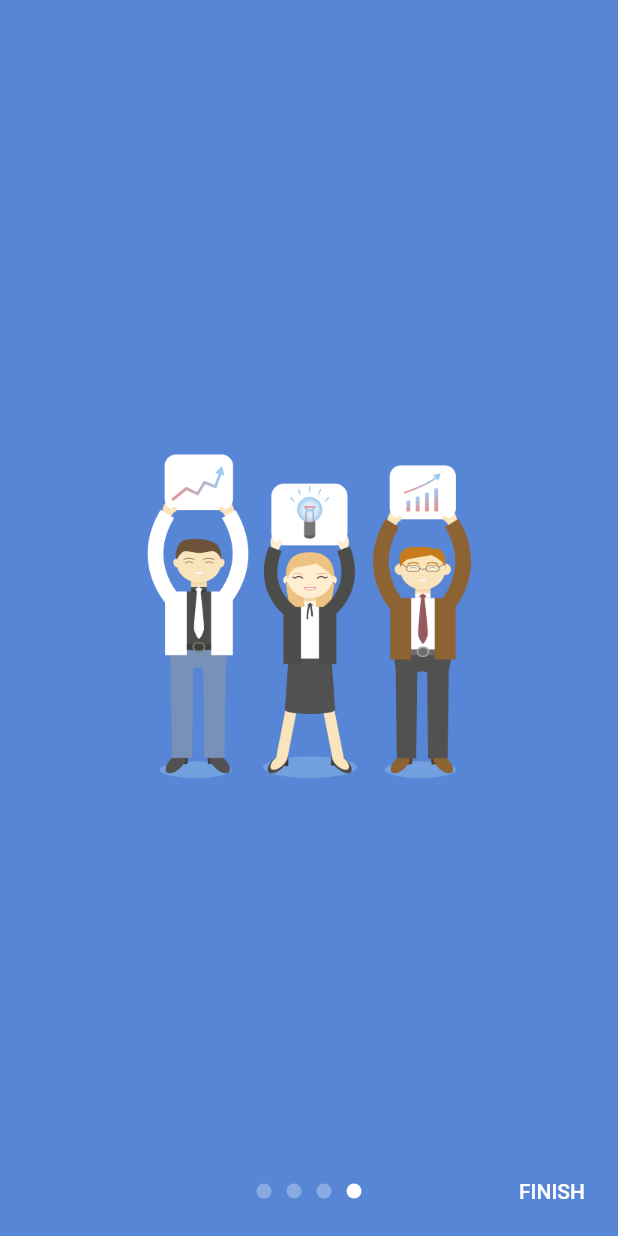
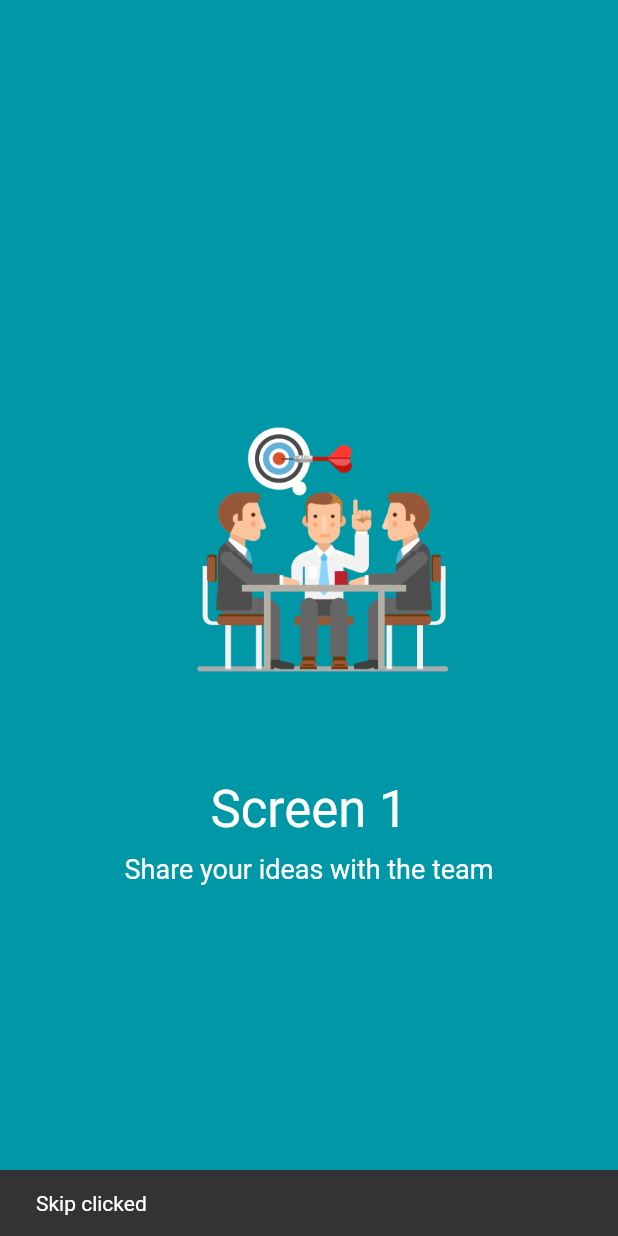
Before and after one commit to kumar-aakash86/flutter_overboard, a Flutter app: the screen it shows after launch, after a tap on "SKIP", on a phone screen of 412 x 824 dp. Run offline on Flutter 3.47's test engine with Material 2 defaults, Android fonts, the phone set to English and light mode, and no system bars.

Commit message:
Skip callback added

```diff
--- a/example/lib/main.dart
+++ b/example/lib/main.dart
@@ -42,6 +42,11 @@ class _MyHomePageState extends State<MyHomePage> with TickerProviderStateMixin {
       body: OverBoard(
         pages: pages,
         showBullets: true,
+        skipCallback: () {
+          _globalKey.currentState.showSnackBar(SnackBar(
+            content: Text("Skip clicked"),
+          ));
+        },
         finishCallback: () {
           _globalKey.currentState.showSnackBar(SnackBar(
             content: Text("Finish clicked"),
@@ -52,28 +57,28 @@ class _MyHomePageState extends State<MyHomePage> with TickerProviderStateMixin {
   }
 
   final pages = [
-    new PageModel(
+    PageModel(
         color: const Color(0xFF0097A7),
         imageAssetPath: 'assets/01.png',
         title: 'Screen 1',
         body: 'Share your ideas with the team',
         doAnimateImage: true),
-    new PageModel(
+    PageModel(
         color: const Color(0xFF536DFE),
         imageAssetPath: 'assets/02.png',
         title: 'Screen 2',
         body: 'See the increase in productivity & output',
         doAnimateImage: true),
-    new PageModel(
+    PageModel(
         color: const Color(0xFF9B90BC),
         imageAssetPath: 'assets/03.png',
         title: 'Screen 3',
         body: 'Connect with the people from different places',
         doAnimateImage: true),
     PageModel.withChild(
-        child: new Padding(
-          padding: new EdgeInsets.only(bottom: 25.0),
-          child: new Image.asset('assets/02.png', width: 300.0, height: 300.0),
+        child: Padding(
+          padding: EdgeInsets.only(bottom: 25.0),
+          child: Image.asset('assets/02.png', width: 300.0, height: 300.0),
         ),
         color: const Color(0xFF5886d6),
         doAnimateChild: true)
--- a/lib/src/overboard.dart
+++ b/lib/src/overboard.dart
@@ -12,6 +12,7 @@ class OverBoard extends StatefulWidget {
   final Offset center;
   final bool showBullets;
   final VoidCallback finishCallback;
+  final VoidCallback skipCallback;
   final OverBoardAnimator animator;
 
   OverBoard(
@@ -20,7 +21,7 @@ class OverBoard extends StatefulWidget {
       this.center,
       this.showBullets,
       @required this.finishCallback,
-      this.animator})
+      this.animator, this.skipCallback})
       : super(key: key);
 
   @override
@@ -101,19 +102,15 @@ class _OverBoardState extends State<OverBoard> with TickerProviderStateMixin {
             child: Row(
               mainAxisAlignment: MainAxisAlignment.spaceEvenly,
               children: <Widget>[
-                (_counter < _total - 1
-                    ? FlatButton(
+                Opacity(
+                  child: FlatButton(
                         padding: const EdgeInsets.all(20.0),
                         textColor: Colors.white,
                         child: Text("SKIP"),
-                        onPressed: _skip,
-                      )
-                    : FlatButton(
-                        padding: const EdgeInsets.all(20.0),
-                        textColor: widget.pages[_counter].color,
-                        child: Text("SKIP"),
-                        onPressed: _skip,
-                      )),
+                        onPressed:  (widget.skipCallback != null ? widget.skipCallback : _skip),
+                      ),
+                  opacity: (_counter < _total - 1) ? 1.0 : 0.0,
+                ),
                 Expanded(
                   child: Center(child: LayoutBuilder(
                     builder: (context, constraints) {
--- a/pubspec.yaml
+++ b/pubspec.yaml
@@ -1,6 +1,6 @@
 name: flutter_overboard
 description: Onboarding widget for flutter to create beautiful on-boarding slides with minimal code.
-version: 1.1.3
+version: 1.1.4
 author: Aakash Kumar <kumar_aakash86@yahoo.in>
 homepage: https://github.com/kumar-aakash86/flutter_overboard
 
```
Also changed, not shown: example/pubspec.lock, pubspec.lock, 4 other files.
